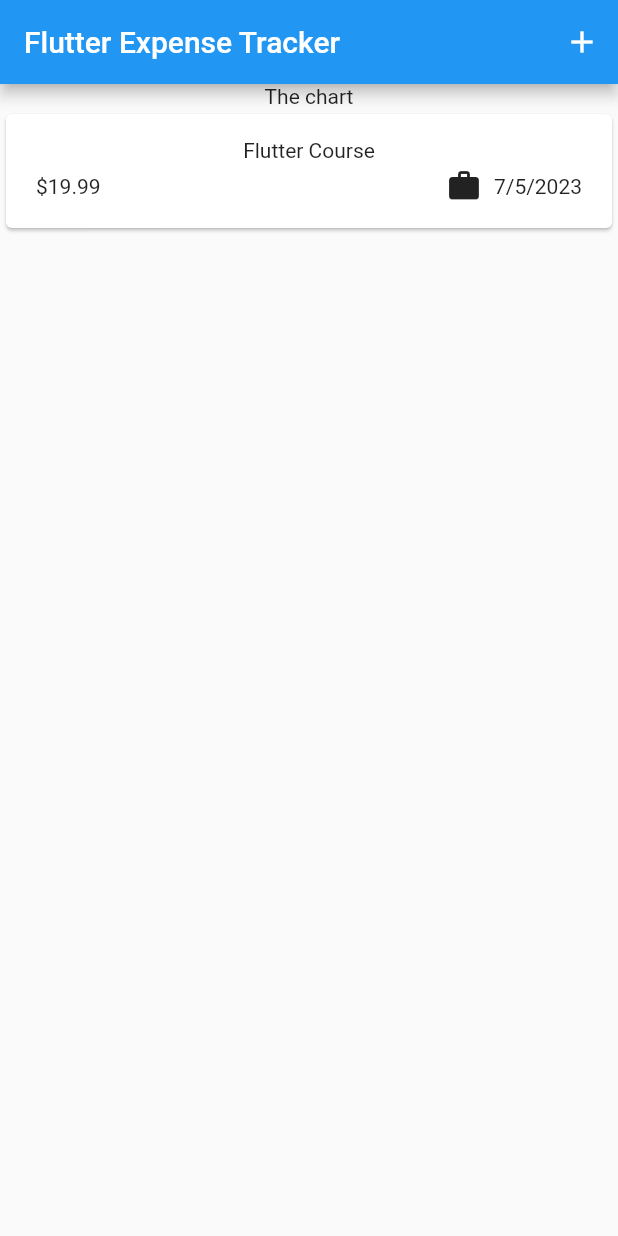
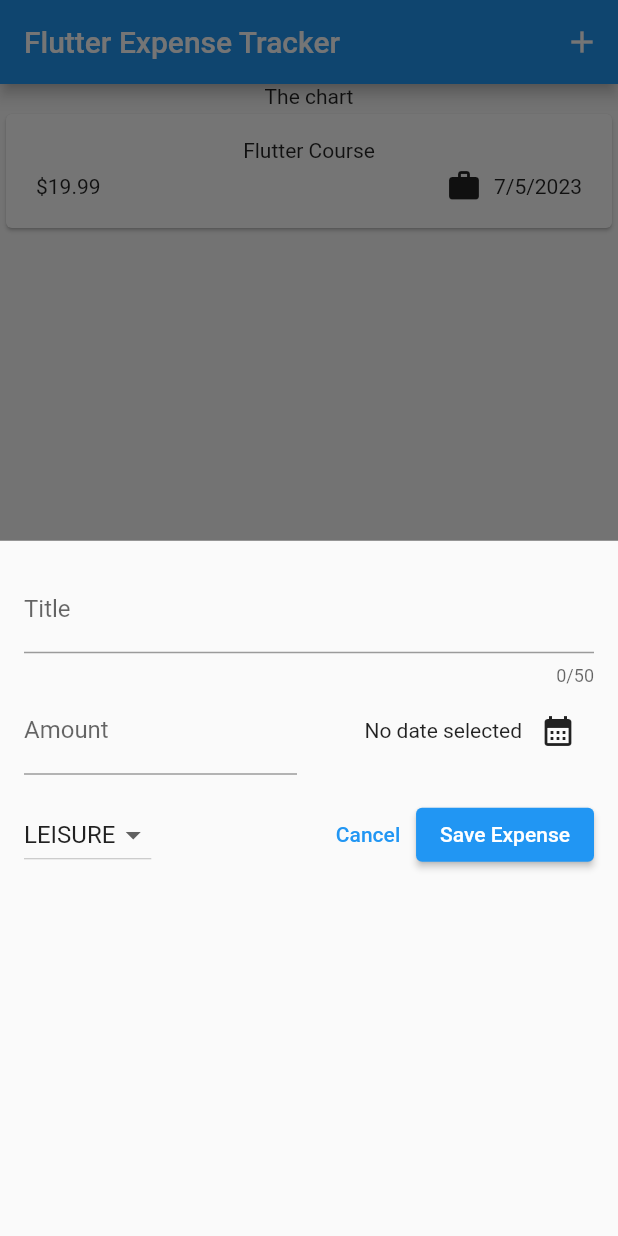
Before and after one commit to wtwente20/Flutter-Expense-Tracker, a Flutter app: the screen it shows after launch, after a tap on the "add" icon, on a phone screen of 412 x 824 dp. Run offline on Flutter 3.47's test engine with Material 2 defaults, Android fonts, the phone set to English and light mode, and no system bars.

Commit message:
+ button leads to modal now, awaiting save functionality

```diff
--- a/lib/widgets/expenses.dart
+++ b/lib/widgets/expenses.dart
@@ -1,5 +1,6 @@
 import 'package:expense_tracker/models/expense.dart';
 import 'package:expense_tracker/widgets/expenses_list/expenses_list.dart';
+import 'package:expense_tracker/widgets/new_expense.dart';
 import 'package:flutter/material.dart';
 
 class Expenses extends StatefulWidget {
@@ -20,13 +21,20 @@ class _ExpensesState extends State<Expenses> {
         category: Category.work),
   ];
 
+  void _openAddExpenseOverlay() {
+    showModalBottomSheet(context: context, builder: (ctx) => NewExpense());
+  }
+
   @override
   Widget build(BuildContext context) {
     return Scaffold(
       appBar: AppBar(
-        title: Text('Flutter Expense Tracker'),
+        title: const Text('Flutter Expense Tracker'),
         actions: [
-          IconButton(onPressed: () {}, icon: Icon(Icons.add),)
+          IconButton(
+            onPressed: _openAddExpenseOverlay,
+            icon: Icon(Icons.add),
+          )
         ],
       ),
       body: Column(
--- /dev/null
+++ b/lib/widgets/new_expense.dart
@@ -0,0 +1,133 @@
+import 'package:expense_tracker/models/expense.dart';
+import 'package:flutter/material.dart';
+import 'package:intl/intl.dart';
+
+final formatter = DateFormat.yMd();
+
+class NewExpense extends StatefulWidget {
+  const NewExpense({super.key});
+
+  @override
+  State<NewExpense> createState() {
+    return _NewExpenseState();
+  }
+}
+
+class _NewExpenseState extends State<NewExpense> {
+  final _titleController = TextEditingController();
+  final _amountController = TextEditingController();
+  DateTime? _selectedDate;
+  Category _selectedCategory = Category.leisure;
+
+  void _presentDatePicker() async {
+    final now = DateTime.now();
+    final firstDate = DateTime(now.year - 1, now.month, now.day);
+    final pickedDate = await showDatePicker(
+      context: context,
+      initialDate: now,
+      firstDate: firstDate,
+      lastDate: now,
+    );
+    setState(() {
+      _selectedDate = pickedDate;
+    });
+  }
+
+  @override
+  void dispose() {
+    _titleController.dispose();
+    _amountController.dispose();
+    super.dispose();
+  }
+
+  @override
+  Widget build(BuildContext context) {
+    return Padding(
+      padding: const EdgeInsets.all(16),
+      child: Column(
+        children: [
+          TextField(
+            controller: _titleController,
+            maxLength: 50,
+            decoration: const InputDecoration(
+              label: Text('Title'),
+            ),
+          ),
+          Row(
+            children: [
+              Expanded(
+                child: TextField(
+                  controller: _amountController,
+                  keyboardType: TextInputType.number,
+                  decoration: const InputDecoration(
+                    prefixText: '\$ ',
+                    label: Text('Amount'),
+                  ),
+                ),
+              ),
+              const SizedBox(
+                width: 16,
+              ),
+              Expanded(
+                child: Row(
+                  mainAxisAlignment: MainAxisAlignment.end,
+                  crossAxisAlignment: CrossAxisAlignment.center,
+                  children: [
+                    Text(
+                      _selectedDate == null
+                          ? 'No date selected'
+                          : formatter.format(_selectedDate!),
+                    ),
+                    IconButton(
+                      onPressed: _presentDatePicker,
+                      icon: const Icon(
+                        Icons.calendar_month,
+                      ),
+                    ),
+                  ],
+                ),
+              ),
+            ],
+          ),
+          const SizedBox(height: 16,),
+          Row(
+            children: [
+              DropdownButton(
+                  value: _selectedCategory,
+                  items: Category.values
+                      .map(
+                        (category) => DropdownMenuItem(
+                          value: category,
+                          child: Text(
+                            category.name.toUpperCase(),
+                          ),
+                        ),
+                      )
+                      .toList(),
+                  onChanged: (value) {
+                    if (value == null) {
+                      return;
+                    }
+                    setState(() {
+                      _selectedCategory = value;
+                    });
+                  }),
+              const Spacer(),
+              TextButton(
+                onPressed: () {
+                  Navigator.pop(context);
+                },
+                child: const Text('Cancel'),
+              ),
+              ElevatedButton(
+                  onPressed: () {
+                    print(_titleController.text);
+                  },
+                  child: const Text('Save Expense'))
+            ],
+          )
+        ],
+      ),
+    );
+  }
+}
```
